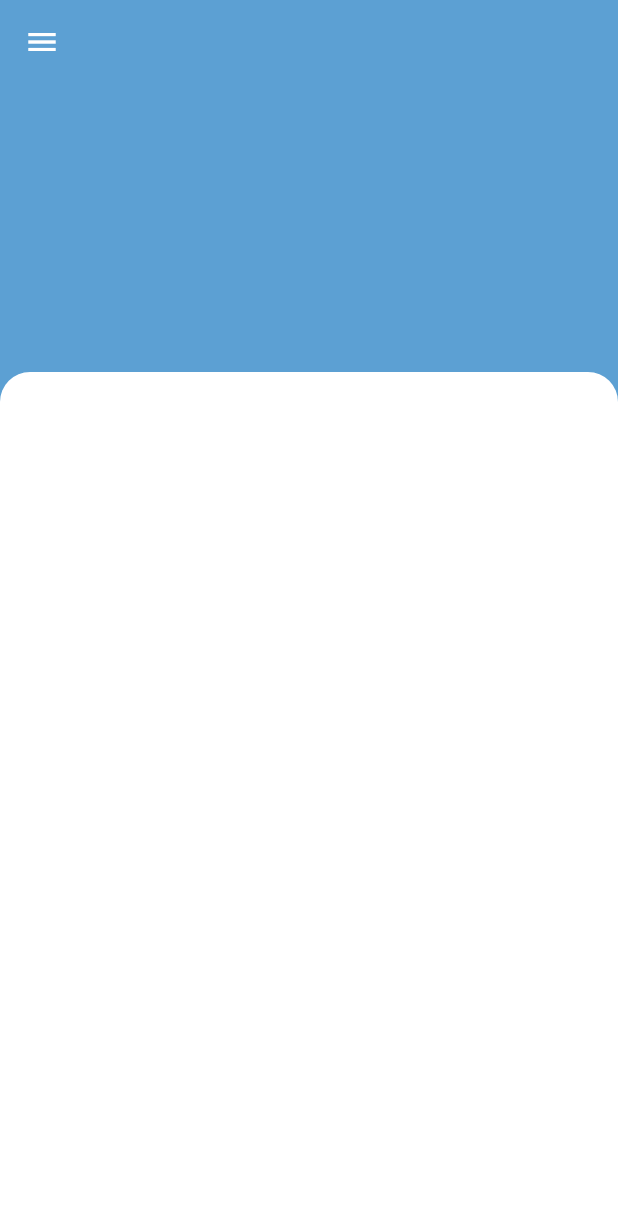
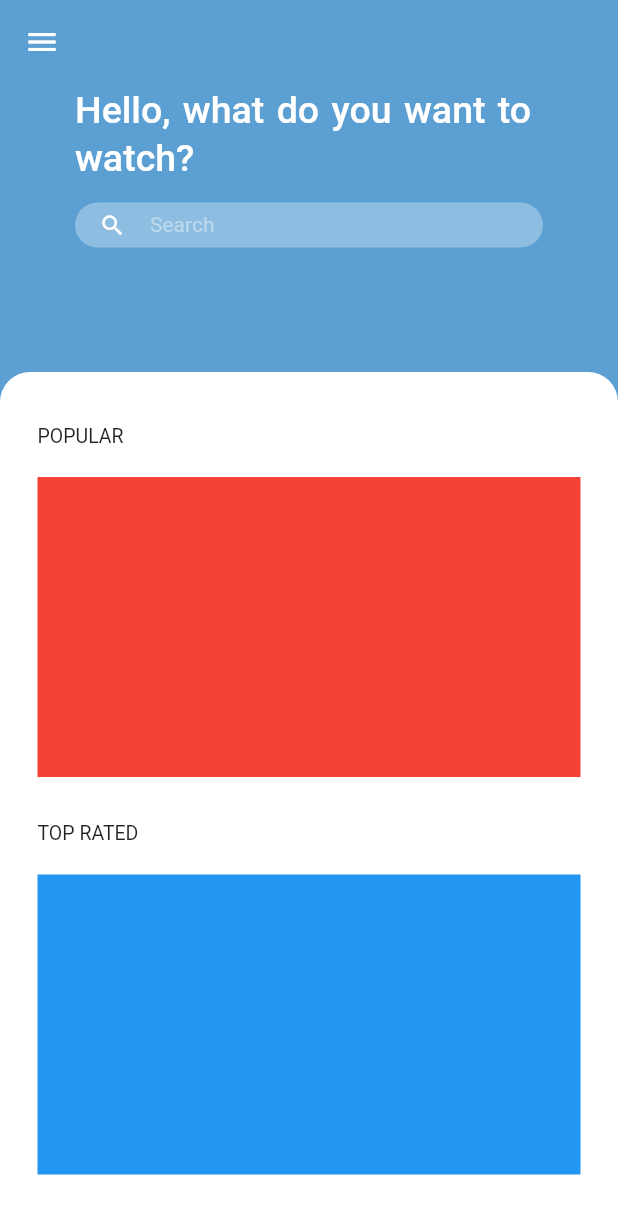
Before and after one commit to nicoloso100/Flutter-Getx-CleanArchitecture, a Flutter app: the screen it shows after launch, on a phone screen of 412 x 824 dp. Shown: the top 1214 px of the screen. Run offline on Flutter 3.47's test engine with Material 2 defaults, Android fonts, the phone set to English and light mode, and no system bars; our stand-ins replace get.

Commit message:
home screen layout

```diff
--- /dev/null
+++ b/lib/app/core/widgets/input.dart
@@ -0,0 +1,37 @@
+import 'package:flutter/cupertino.dart';
+import 'package:flutter/material.dart';
+
+class CustomInput extends StatelessWidget {
+  final TextEditingController controller;
+
+  const CustomInput({Key? key, required this.controller}) : super(key: key);
+
+  @override
+  Widget build(BuildContext context) {
+    return TextField(
+      controller: controller,
+      decoration: InputDecoration(
+          hintText: "Search",
+          hintStyle: TextStyle(fontSize: 14, color: Color(0xffbcd8ec)),
+          isDense: true,
+          contentPadding:
+              const EdgeInsets.symmetric(vertical: 6, horizontal: 10),
+          border: OutlineInputBorder(
+            borderRadius: BorderRadius.circular(20),
+            borderSide: BorderSide(
+              width: 0,
+              style: BorderStyle.none,
+            ),
+          ),
+          fillColor: Color(0xff8dbde0),
+          filled: true,
+          prefixIcon: const Icon(
+            Icons.search,
+            color: Colors.white,
+            size: 18,
+          ),
+          prefixIconConstraints: BoxConstraints(minHeight: 0, minWidth: 50)),
+      style: TextStyle(fontSize: 15, color: Colors.white),
+    );
+  }
+}
--- a/lib/app/presentation/home/home_controller.dart
+++ b/lib/app/presentation/home/home_controller.dart
@@ -3,6 +3,19 @@ import 'package:get/get.dart';
 
 class HomeController extends GetxController {
   final isDarkMode = false.obs;
+  late TextEditingController searchController;
+
+  @override
+  void onInit() {
+    super.onInit();
+    searchController = TextEditingController();
+  }
+
+  @override
+  void onClose() {
+    searchController.dispose();
+    super.onClose();
+  }
 
   void onChangeTheme(bool value) {
     if (value == true) {
--- a/lib/app/presentation/home/home_view.dart
+++ b/lib/app/presentation/home/home_view.dart
@@ -10,9 +10,24 @@ import 'package:get/get.dart';
 import 'home_controller.dart';
 
 class HomeView extends GetView<HomeController> {
+  Widget getPopularList() {
+    return Container(
+      height: 200,
+      color: Colors.red,
+    );
+  }
+
+  Widget getTopRated() {
+    return Container(
+      height: 200,
+      color: Colors.blue,
+    );
+  }
+
   @override
   Widget build(BuildContext context) {
     return Scaffold(
+        resizeToAvoidBottomInset: false,
         backgroundColor: blueLight,
         appBar: AppBar(
           backgroundColor: blueLight,
@@ -30,7 +45,13 @@ class HomeView extends GetView<HomeController> {
           ),
         ),
         body: Column(
-          children: [Header(), MoviesList()],
+          children: [
+            Header(controller: controller),
+            MoviesList(
+              popularList: getPopularList(),
+              topRated: getTopRated(),
+            )
+          ],
         ));
   }
 }
--- a/lib/app/presentation/home/widgets/header.dart
+++ b/lib/app/presentation/home/widgets/header.dart
@@ -1,9 +1,14 @@
 import 'package:flutter/cupertino.dart';
 import 'package:flutter/material.dart';
+import 'package:flutter_movies/app/core/widgets/input.dart';
 import 'package:flutter_movies/app/theme/colors.dart';
 
+import '../home_controller.dart';
+
 class Header extends StatelessWidget {
-  const Header({Key? key}) : super(key: key);
+  final HomeController controller;
+
+  const Header({Key? key, required this.controller}) : super(key: key);
 
   @override
   Widget build(BuildContext context) {
@@ -11,6 +16,26 @@ class Header extends StatelessWidget {
       flex: 25,
       child: Container(
         color: blueLight,
+        child: Padding(
+          padding: EdgeInsets.only(right: 50, left: 50),
+          child: Column(
+            mainAxisAlignment: MainAxisAlignment.start,
+            children: [
+              Text(
+                "Hello, what do you want to watch?",
+                style: TextStyle(
+                  color: Colors.white,
+                  fontSize: 25,
+                  height: 1.3,
+                  fontWeight: FontWeight.w500,
+                  wordSpacing: 2,
+                ),
+              ),
+              Container(height: 15),
+              CustomInput(controller: controller.searchController)
+            ],
+          ),
+        ),
       ),
     );
   }
--- a/lib/app/presentation/home/widgets/movies_list.dart
+++ b/lib/app/presentation/home/widgets/movies_list.dart
@@ -3,7 +3,12 @@ import 'package:flutter/material.dart';
 import 'package:get/get_utils/src/extensions/context_extensions.dart';
 
 class MoviesList extends StatelessWidget {
-  const MoviesList({Key? key}) : super(key: key);
+  final Widget popularList;
+  final Widget topRated;
+
+  const MoviesList(
+      {Key? key, required this.popularList, required this.topRated})
+      : super(key: key);
 
   @override
   Widget build(BuildContext context) {
@@ -15,7 +20,43 @@ class MoviesList extends StatelessWidget {
                   topLeft: Radius.circular(20.0),
                   topRight: Radius.circular(20.0)),
               color: context.theme.backgroundColor),
+          child: SingleChildScrollView(
+              child: Padding(
+            padding: EdgeInsets.symmetric(horizontal: 25, vertical: 35),
+            child: Column(
+              children: [
+                Column(
+                  crossAxisAlignment: CrossAxisAlignment.start,
+                  children: [
+                    Text(
+                      "POPULAR",
+                      style: TextStyle(fontSize: 13),
                     ),
-    );
+                    Container(
+                      height: 20,
+                    ),
+                    popularList
+                  ],
+                ),
+                Container(
+                  height: 30,
+                ),
+                Column(
+                  crossAxisAlignment: CrossAxisAlignment.start,
+                  children: [
+                    Text(
+                      "TOP RATED",
+                      style: TextStyle(fontSize: 13),
+                    ),
+                    Container(
+                      height: 20,
+                    ),
+                    topRated
+                  ],
+                )
+              ],
+            ),
+          )),
+        ));
   }
 }
```
Lines whose indentation alone changed are shown as unchanged.
